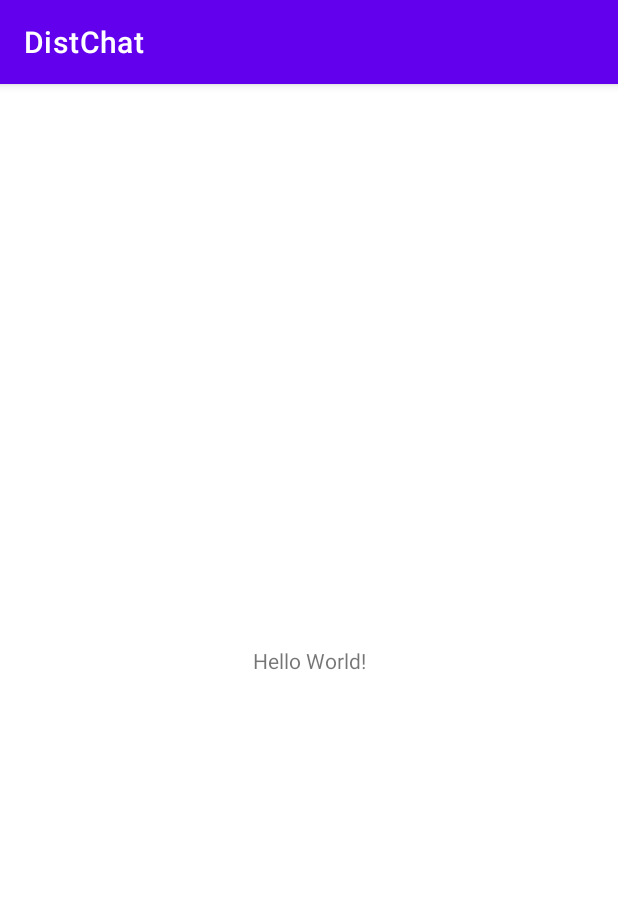
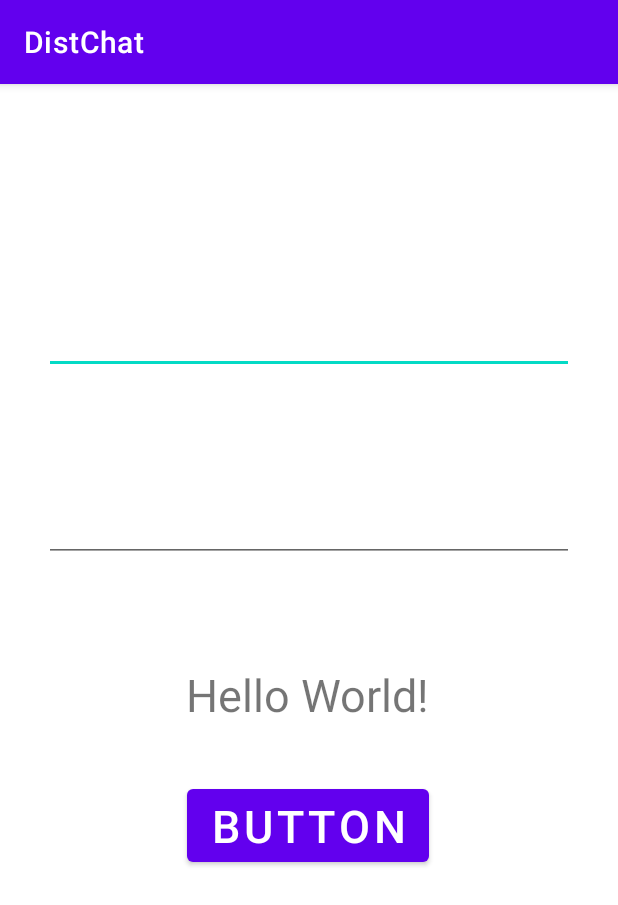
Before and after one commit to Tibedox/distchat, an Android app: the screen it shows after launch (MainActivity), on a phone screen of 412 x 824 dp. Shown: the top 905 px of the screen. Run offline under Robolectric (Android 15) with nearby library versions, the phone set to English and light mode, and no system bars.

Commit message:
version 1.0

```diff
--- a/app/src/main/java/ru/myitschool/distchat/MainActivity.java
+++ b/app/src/main/java/ru/myitschool/distchat/MainActivity.java
@@ -3,12 +3,24 @@ package ru.myitschool.distchat;
 import androidx.appcompat.app.AppCompatActivity;
 
 import android.os.Bundle;
+import android.widget.Button;
+import android.widget.EditText;
+import android.widget.TextView;
 
 public class MainActivity extends AppCompatActivity {
+
+    EditText editText1;
+    EditText editText2;
+    TextView textView;
+    Button button;
 
     @Override
     protected void onCreate(Bundle savedInstanceState) {
         super.onCreate(savedInstanceState);
         setContentView(R.layout.activity_main);
+        editText1 = findViewById(R.id.edit1);
+        editText2 = findViewById(R.id.edit2);
+        textView = findViewById(R.id.text1);
+        button = findViewById(R.id.button);
     }
 }
--- a/app/src/main/res/layout/activity_main.xml
+++ b/app/src/main/res/layout/activity_main.xml
@@ -6,13 +6,56 @@
     android:layout_height="match_parent"
     tools:context=".MainActivity">
 
-    <TextView
+
+    <EditText
+        android:id="@+id/edit1"
         android:layout_width="wrap_content"
         android:layout_height="wrap_content"
-        android:text="Hello World!"
-        app:layout_constraintBottom_toBottomOf="parent"
+        android:layout_marginTop="132dp"
+        android:ems="10"
+        android:inputType="number"
+        android:textSize="30sp"
         app:layout_constraintEnd_toEndOf="parent"
+        app:layout_constraintHorizontal_bias="0.497"
         app:layout_constraintStart_toStartOf="parent"
         app:layout_constraintTop_toTopOf="parent" />
 
+    <EditText
+        android:id="@+id/edit2"
+        android:layout_width="wrap_content"
+        android:layout_height="wrap_content"
+        android:layout_marginTop="64dp"
+        android:ems="10"
+        android:inputType="number"
+        android:textSize="30sp"
+        app:layout_constraintEnd_toEndOf="parent"
+        app:layout_constraintHorizontal_bias="0.497"
+        app:layout_constraintStart_toStartOf="parent"
+        app:layout_constraintTop_toBottomOf="@+id/edit1" />
+
+    <TextView
+        android:id="@+id/text1"
+        android:layout_width="wrap_content"
+        android:layout_height="wrap_content"
+        android:layout_marginTop="68dp"
+        android:text="Hello World!"
+        android:textSize="30sp"
+        app:layout_constraintEnd_toEndOf="parent"
+        app:layout_constraintHorizontal_bias="0.497"
+        app:layout_constraintStart_toStartOf="parent"
+        app:layout_constraintTop_toBottomOf="@+id/edit2" />
+
+    <Button
+        android:id="@+id/button"
+        android:layout_width="wrap_content"
+        android:layout_height="wrap_content"
+        android:text="Button"
+        android:textSize="30sp"
+        app:layout_constraintBottom_toBottomOf="parent"
+        app:layout_constraintEnd_toEndOf="parent"
+        app:layout_constraintHorizontal_bias="0.498"
+        app:layout_constraintStart_toStartOf="parent"
+        app:layout_constraintTop_toBottomOf="@+id/text1"
+        app:layout_constraintVertical_bias="0.13" />
+
 </androidx.constraintlayout.widget.ConstraintLayout>
```
